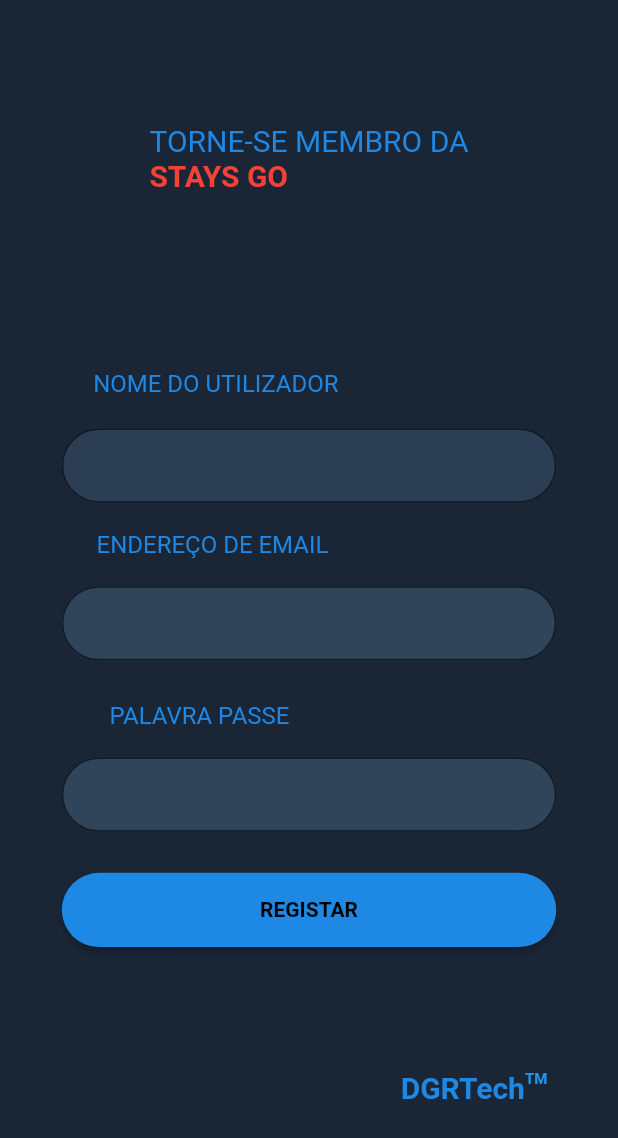
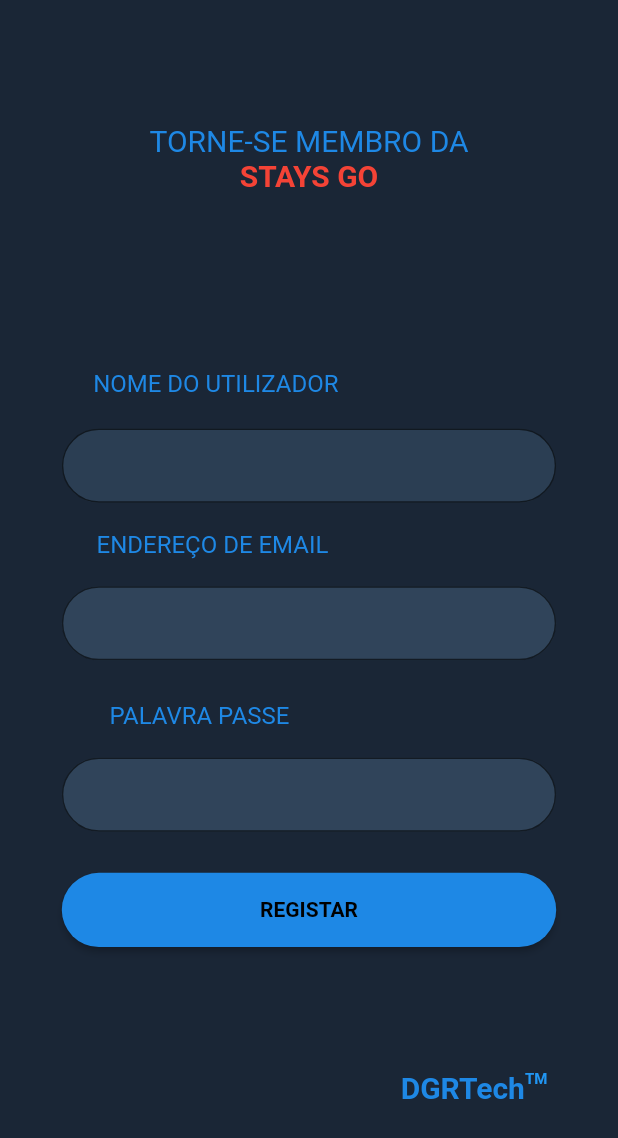
Before and after one commit to parola05/stays-go_client, a Flutter app: the SignUpView screen opened by its route, on a phone screen of 412 x 824 dp. Shown: the top 1138 px of the screen. Run offline on Flutter 3.47's test engine with Material 2 defaults, Android fonts, the phone set to English and light mode, and no system bars; our stand-ins replace flutter_svg, geolocator, get, get_storage, google_maps_flutter and 1 more; missing offline and left inert: dart:ffi; accounts and stored records are empty.

```diff
--- a/lib/app/modules/signup/signup_view.dart
+++ b/lib/app/modules/signup/signup_view.dart
@@ -14,12 +14,9 @@ class SignUpView extends GetView<SignUpController> {
       body: SingleChildScrollView(
           child: Form(
               key: controller.formKey,
-          child: Column(mainAxisAlignment: MainAxisAlignment.center, children: [
+              child: Column(
+                children: [
                 SizedBox(height: Get.height / 10),
-            Column(
-              mainAxisAlignment: MainAxisAlignment.start,
-              crossAxisAlignment: CrossAxisAlignment.start,
-              children: [
                  Text(
                       'TORNE-SE MEMBRO DA',
                       style: TextStyle(
@@ -36,8 +33,6 @@ class SignUpView extends GetView<SignUpController> {
                       decoration: TextDecoration.none,
                       fontSize: 20,
                     ),
-                ),
-              ],
                   ),
                   SizedBox(height: Get.height / 7),
                   Align(
@@ -175,7 +170,7 @@ class SignUpView extends GetView<SignUpController> {
                     ],
                   )
                 ]),
-        ),
+              )
             ),
     );
   }
```
Also changed, not shown: lib/app/data/model/hotel_model.dart (+6 -1 lines). Lines whose indentation alone changed are shown as unchanged.
